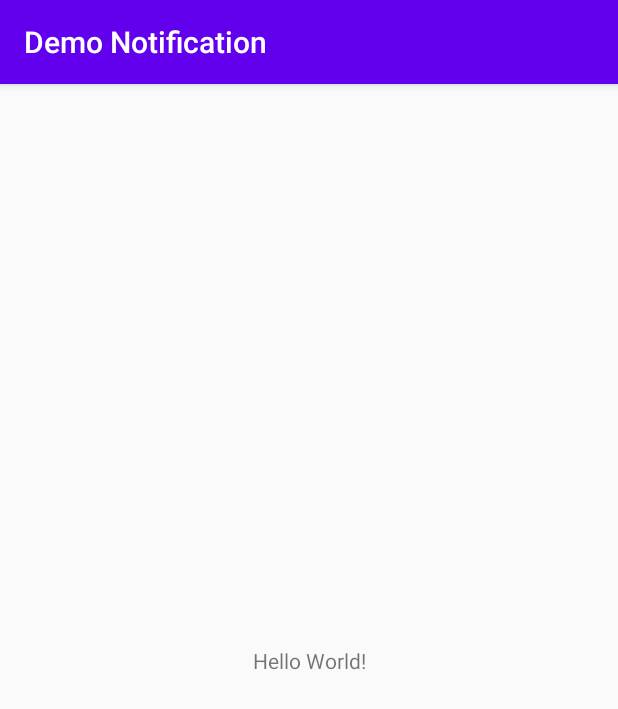
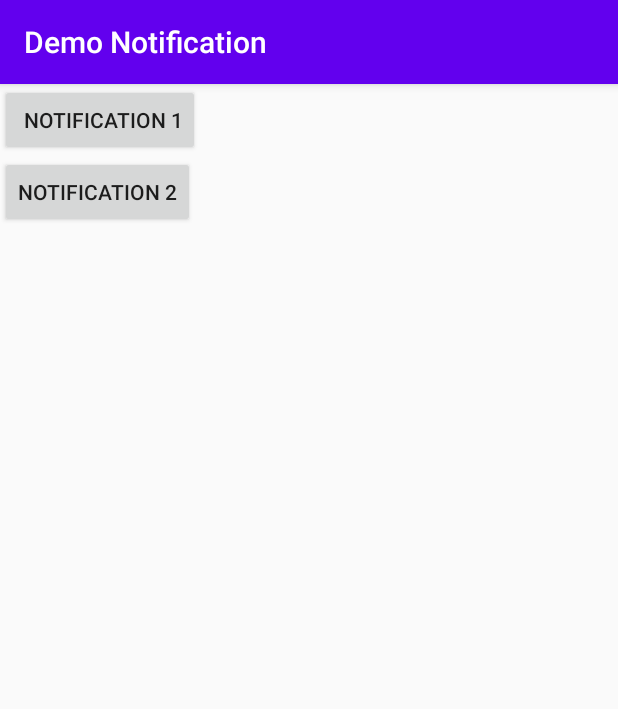
Before and after one commit to catherin3/DemoNotification, an Android app: the screen it shows after launch (MainActivity), on a phone screen of 412 x 824 dp. Shown: the top 709 px of the screen. Run offline under Robolectric (Android 15) with nearby library versions, the phone set to English and light mode, and no system bars.

Commit message:
Demo Notification

```diff
--- a/app/src/main/res/layout/activity_main.xml
+++ b/app/src/main/res/layout/activity_main.xml
@@ -1,18 +1,21 @@
 <?xml version="1.0" encoding="utf-8"?>
-<androidx.constraintlayout.widget.ConstraintLayout xmlns:android="http://schemas.android.com/apk/res/android"
+<LinearLayout xmlns:android="http://schemas.android.com/apk/res/android"
     xmlns:app="http://schemas.android.com/apk/res-auto"
     xmlns:tools="http://schemas.android.com/tools"
     android:layout_width="match_parent"
     android:layout_height="match_parent"
-    tools:context=".MainActivity">
+    tools:context=".MainActivity"
+    android:orientation="vertical">
 
-    <TextView
+    <Button
+        android:id="@+id/btnNotify1"
         android:layout_width="wrap_content"
         android:layout_height="wrap_content"
-        android:text="Hello World!"
-        app:layout_constraintBottom_toBottomOf="parent"
-        app:layout_constraintLeft_toLeftOf="parent"
-        app:layout_constraintRight_toRightOf="parent"
-        app:layout_constraintTop_toTopOf="parent" />
+        android:text=" Notification 1" />
 
-</androidx.constraintlayout.widget.ConstraintLayout>
+    <Button
+        android:id="@+id/btnNotify2"
+        android:layout_width="wrap_content"
+        android:layout_height="wrap_content"
+        android:text="Notification 2" />
+</LinearLayout>
```
Also changed, not shown: app/src/main/java/sg/edu/rp/c346/demonotification/MainActivity.java (+108 -0 lines).
